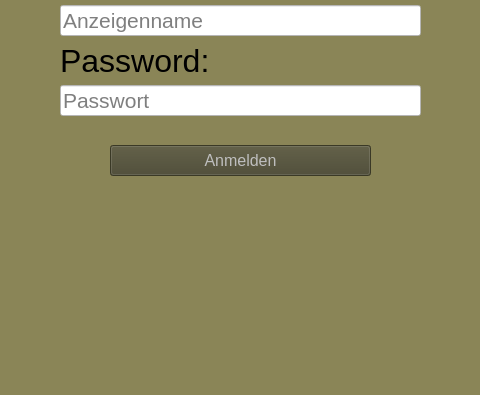
DeRocketman/paf-group-f_eTanks, file client_python/gui_prototype/RegisterUserView.ui: the form before one commit; both pictures show x 420 to 900 and y 455 to 850 of the 1200 by 850 pixel window.
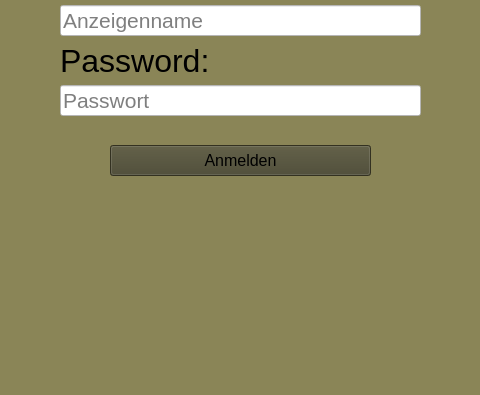
The form after the commit.

Diff of the .ui file:
```diff
--- a/client_python/gui_prototype/RegisterUserView.ui
+++ b/client_python/gui_prototype/RegisterUserView.ui
@@ -52,7 +52,7 @@
   </widget>
   <widget class="QPushButton" name="registerUserButton">
    <property name="enabled">
-    <bool>false</bool>
+    <bool>true</bool>
    </property>
    <property name="geometry">
     <rect>
```
